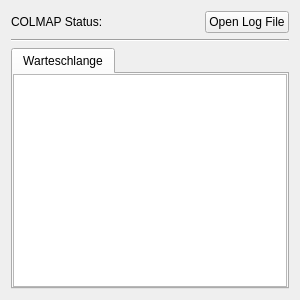
Above: iVS3D/src/iVS3D-core/ots/colmapwrapper/colmapviewwidget.ui from iVS3D/iVS3D before the change. Below: the same form after it.
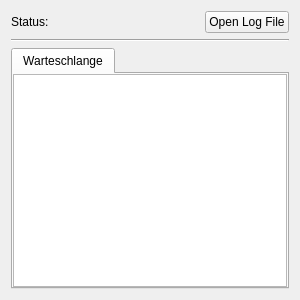
That is the form after the change. Icons and pictures are not drawn.

Commit message: * switched from ColmapWorker to custom command workflow * started to remove COLMAP wording * minor bugfixed

The edit to the form file:
```diff
--- a/iVS3D/src/iVS3D-core/ots/colmapwrapper/colmapviewwidget.ui
+++ b/iVS3D/src/iVS3D-core/ots/colmapwrapper/colmapviewwidget.ui
@@ -31,7 +31,17 @@
      <item>
       <widget class="QLabel" name="label_s">
        <property name="text">
-        <string>COLMAP Status:</string>
+        <string>Status:</string>
+       </property>
+      </widget>
+     </item>
+     <item>
+      <widget class="QLabel" name="l_colmapStatus">
+       <property name="layoutDirection">
+        <enum>Qt::LayoutDirection::RightToLeft</enum>
+       </property>
+       <property name="text">
+        <string>&lt;status&gt;</string>
        </property>
       </widget>
      </item>
@@ -48,16 +58,6 @@
        </property>
       </spacer>
      </item>
-     <item>
-      <widget class="QLabel" name="l_colmapStatus">
-       <property name="layoutDirection">
-        <enum>Qt::RightToLeft</enum>
-       </property>
-       <property name="text">
-        <string>&lt;status&gt;</string>
-       </property>
-      </widget>
-     </item>
      <item>
       <widget class="QPushButton" name="pb_openLogFile">
        <property name="enabled">
```
Left out of the diff: 4 changed lines with no effect on the pictures. The commit also changes 17 other files.
